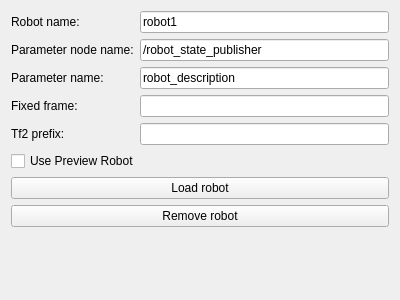
This is Resources/UI/qSlicerROS2RobotWidget.ui in rosmed/slicer_ros2_module as Qt 5 draws it before an edit. The edited form follows.
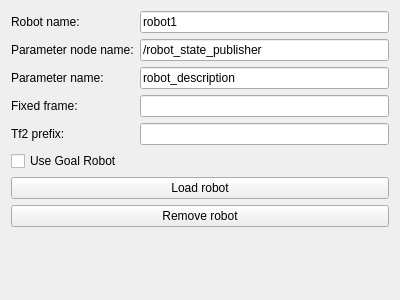
This is the edited form.

Commit message: changed ui from preview to goal

```diff
--- a/Resources/UI/qSlicerROS2RobotWidget.ui
+++ b/Resources/UI/qSlicerROS2RobotWidget.ui
@@ -114,7 +114,7 @@
     <item row="5" column="0" colspan="2">
      <widget class="QCheckBox" name="previewCheckBox">
       <property name="text">
-        <string>Use Preview Robot</string>
+        <string>Use Goal Robot</string>
       </property>
      </widget>
     </item>
```
Left out of the diff: 2 changed lines with no effect on the pictures. The commit also changes 2 other files.
